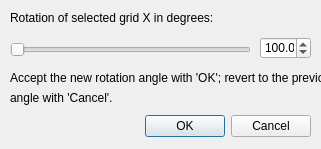
Qt form gui/change_grid_rotation_dlg.ui (SBEMimage/SBEMimage) before a commit.
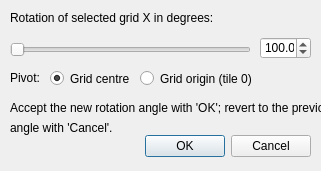
The same form after that commit.

Commit message: feat: add option to rotate around either origin or centre of grid

The edit to the form file:
```diff
--- a/gui/change_grid_rotation_dlg.ui
+++ b/gui/change_grid_rotation_dlg.ui
@@ -7,7 +7,7 @@
     <x>0</x>
     <y>0</y>
     <width>321</width>
-    <height>149</height>
+    <height>171</height>
    </rect>
   </property>
   <property name="windowTitle">
@@ -17,7 +17,7 @@
    <property name="geometry">
     <rect>
      <x>110</x>
-     <y>110</y>
+     <y>130</y>
      <width>201</width>
      <height>32</height>
     </rect>
@@ -96,7 +96,7 @@
    <property name="geometry">
     <rect>
      <x>10</x>
-     <y>70</y>
+     <y>100</y>
      <width>311</width>
      <height>16</height>
     </rect>
@@ -109,7 +109,7 @@
    <property name="geometry">
     <rect>
      <x>10</x>
-     <y>90</y>
+     <y>120</y>
      <width>311</width>
      <height>16</height>
     </rect>
@@ -118,6 +118,48 @@
     <string>angle with 'Cancel'.</string>
    </property>
   </widget>
+  <widget class="QLabel" name="label_6">
+   <property name="geometry">
+    <rect>
+     <x>10</x>
+     <y>70</y>
+     <width>41</width>
+     <height>16</height>
+    </rect>
+   </property>
+   <property name="text">
+    <string>Pivot: </string>
+   </property>
+  </widget>
+  <widget class="QRadioButton" name="radioButton_pivotCentre">
+   <property name="geometry">
+    <rect>
+     <x>50</x>
+     <y>70</y>
+     <width>82</width>
+     <height>17</height>
+    </rect>
+   </property>
+   <property name="text">
+    <string>Grid centre</string>
+   </property>
+   <property name="checked">
+    <bool>true</bool>
+   </property>
+  </widget>
+  <widget class="QRadioButton" name="radioButton_pivotOrigin">
+   <property name="geometry">
+    <rect>
+     <x>140</x>
+     <y>70</y>
+     <width>121</width>
+     <height>17</height>
+    </rect>
+   </property>
+   <property name="text">
+    <string>Grid origin (tile 0)</string>
+   </property>
+  </widget>
  </widget>
  <tabstops>
   <tabstop>doubleSpinBox_angle</tabstop>
```
The commit also changes 2 other files.
